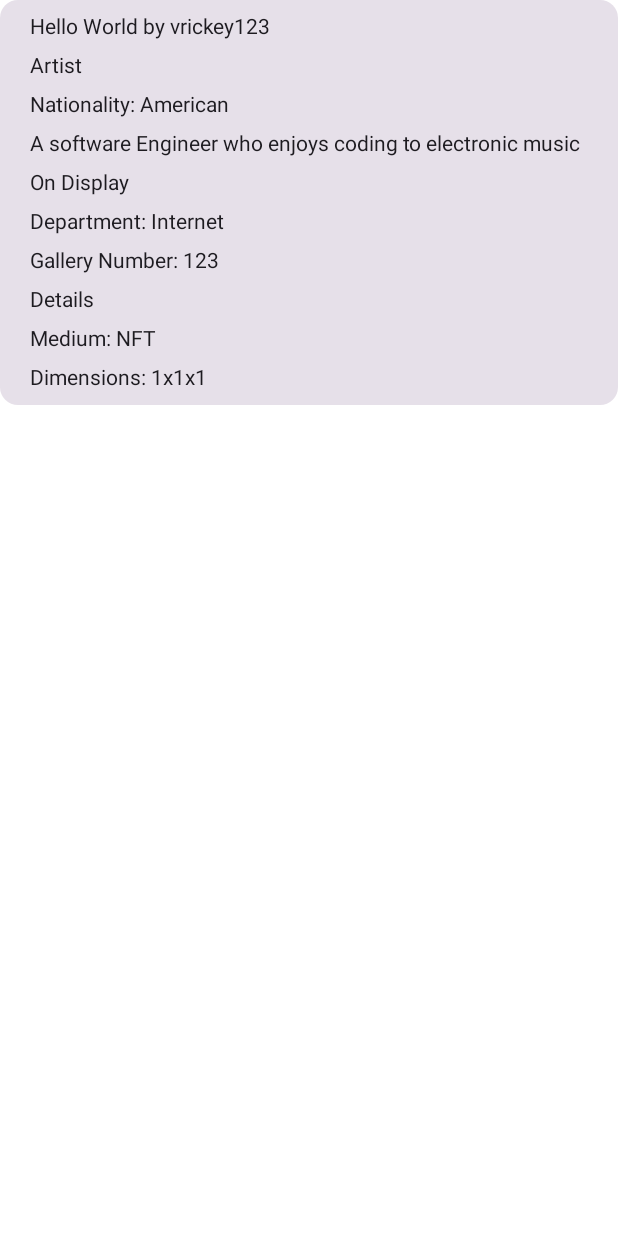
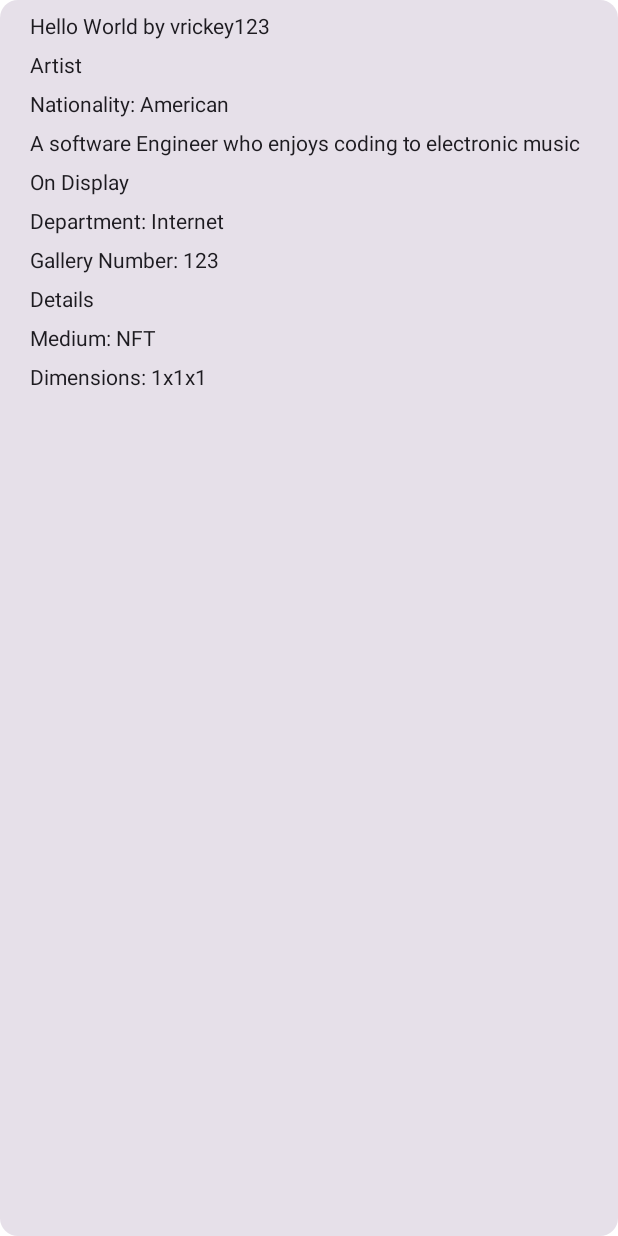
Before and after one commit to vrickey123/the-met-impressionist-showcase, an Android app built with Jetpack Compose: the @Preview function AboutPaintingCardPreview, on a phone screen of 412 x 824 dp. Run offline under Robolectric (Android 15) with nearby library versions, the phone set to English and light mode, and no system bars.

Commit message:
Painting Screen UI and UX

```diff
--- a/feature/painting/src/main/java/com/vrickey123/painting/ui/PaintingScreen.kt
+++ b/feature/painting/src/main/java/com/vrickey123/painting/ui/PaintingScreen.kt
@@ -1,6 +1,8 @@
 package com.vrickey123.painting.ui
 
 import androidx.compose.foundation.layout.Column
+import androidx.compose.foundation.rememberScrollState
+import androidx.compose.foundation.verticalScroll
 import androidx.compose.runtime.Composable
 import androidx.compose.ui.Modifier
 import com.vrickey123.model.ImageData
@@ -17,7 +19,7 @@ fun PaintingScreen(
     router: Router
 ) {
     StatefulScreen(modifier = modifier, screenViewModel = paintingViewModel) { paintingUIState ->
-        Column(modifier) {
+        Column(modifier.verticalScroll(state = rememberScrollState())) {
             AsyncImageComponent(
                 imageData = ImageData(
                     url = paintingUIState.uiStateData.primaryImageSmall,
--- a/infrastructure/ui_component/src/main/java/com/vrickey123/ui_component/card/AboutPaintingCard.kt
+++ b/infrastructure/ui_component/src/main/java/com/vrickey123/ui_component/card/AboutPaintingCard.kt
@@ -24,8 +24,8 @@ fun AboutPaintingCard(
     medium: String,
     dimensions: String
 ) {
-    Card(modifier.fillMaxWidth()) {
-        Column(Modifier.padding(horizontal = 20.dp)) {
+    Card(modifier.fillMaxSize()) {
+        Column(Modifier.padding(horizontal = 20.dp).fillMaxSize()) {
             Text(modifier = Modifier.padding(top = 10.dp), text = String.format("%s by %s", title, artistDisplayName))
             ArtistComponent(Modifier.padding(top = 10.dp), artistNationality, artistDisplayBio)
             DisplayComponent(Modifier.padding(top = 10.dp), department, galleryNumber)
```
